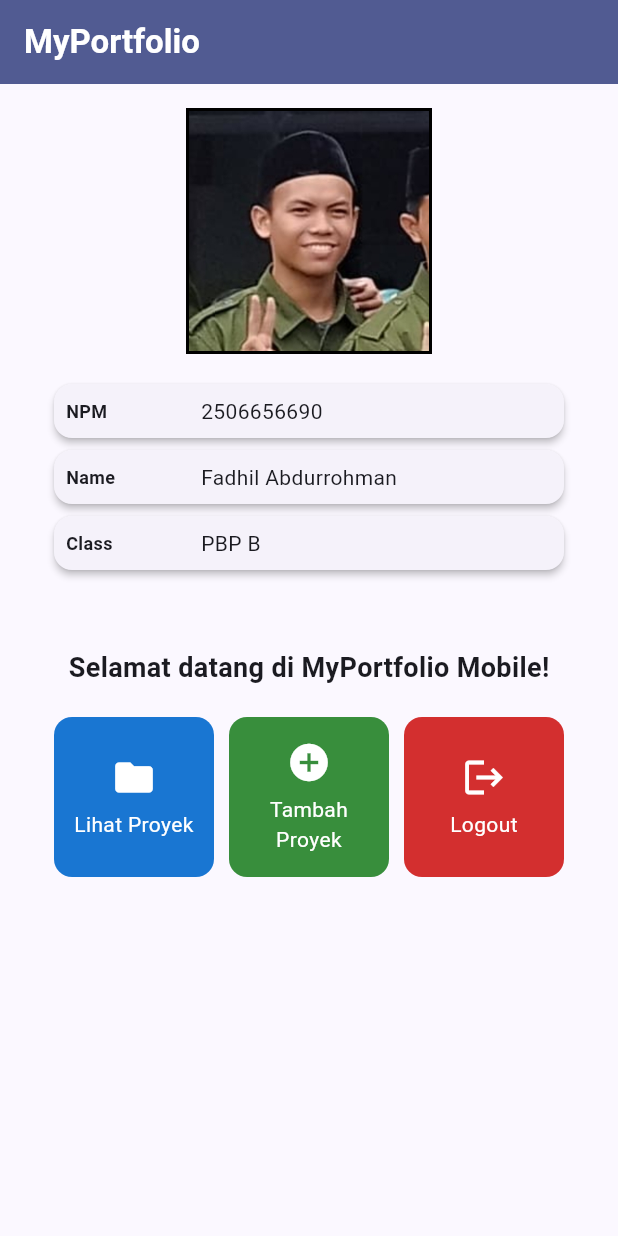
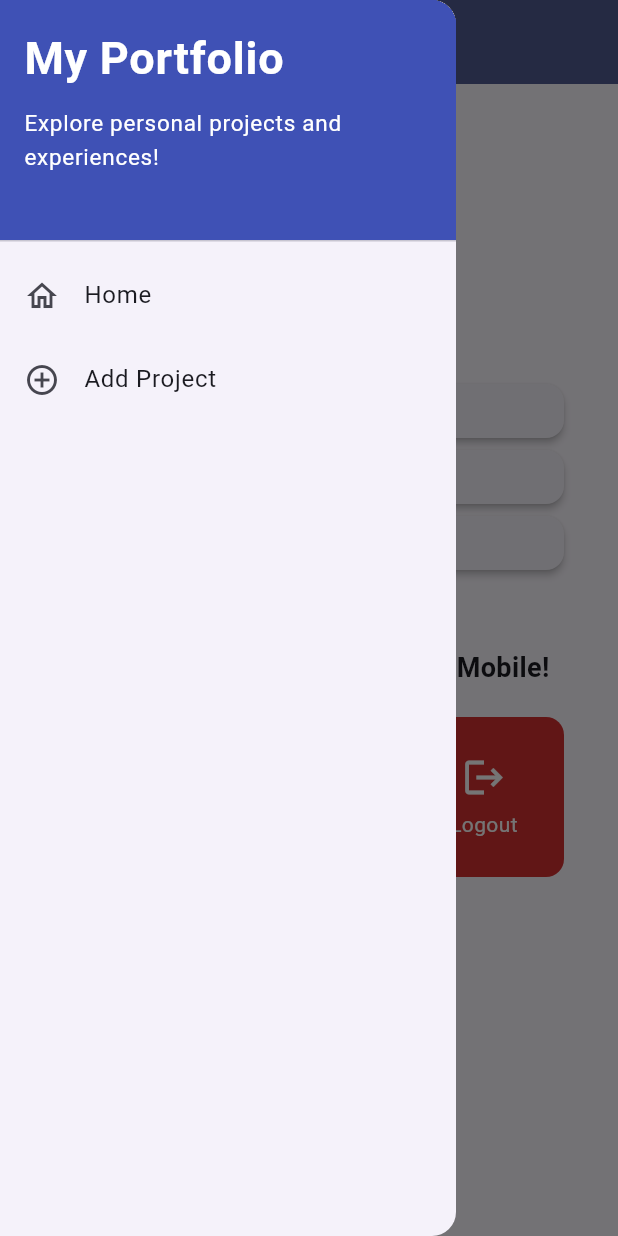
Before and after one commit to fadhilabdurrohman/myportofolio_mobile, a Flutter app: the screen it shows after launch, with the side drawer open (before the commit the screen has no drawer), on a phone screen of 412 x 824 dp. Run offline on Flutter 3.47's test engine with Material 3 defaults, Android fonts, the phone set to English and light mode, and no system bars.

Commit message:
feat(Tutorial 9): Flutter navigation, layouts, forms, and input elements

```diff
--- a/lib/main.dart
+++ b/lib/main.dart
@@ -1,5 +1,5 @@
 import 'package:flutter/material.dart';
-import 'package:myportofolio_mobile/menu.dart';
+import 'package:myportofolio_mobile/screens/menu.dart';
 
 void main() {
   runApp(const MyApp());
--- a/lib/menu.dart
+++ b/lib/screens/menu.dart
@@ -1,4 +1,6 @@
 import 'package:flutter/material.dart';
+import 'package:myportofolio_mobile/widgets/left_drawer.dart';
+import 'package:myportofolio_mobile/widgets/project_card.dart';
 
 class MyHomePage extends StatelessWidget {
   MyHomePage({super.key});
@@ -25,6 +27,7 @@ class MyHomePage extends StatelessWidget {
         ),
         backgroundColor: Theme.of(context).colorScheme.primary,
       ),
+      drawer: const LeftDrawer(),
       // Body halaman utama dengan padding di sekelilingnya.
       body: Padding(
         padding: const EdgeInsets.all(16.0),
@@ -142,48 +145,3 @@ class ItemHomepage {
 
   ItemHomepage(this.name, this.icon, this.color);
 }
-
-class ItemCard extends StatelessWidget {
-  final ItemHomepage item;
-
-  const ItemCard(this.item, {super.key});
-
-  @override
-  Widget build(BuildContext context) {
-    return Material(
-      // Menggunakan warna sekunder dari skema tema aplikasi.
-      color: item.color,
-      borderRadius: BorderRadius.circular(12),
-      child: InkWell(
-        // Aksi ketika kartu ditekan oleh pengguna.
-        onTap: () {
-          // Menampilkan SnackBar dengan pesan interaktif.
-          ScaffoldMessenger.of(context)
-            ..hideCurrentSnackBar()
-            ..showSnackBar(
-              SnackBar(
-                content: Text("Kamu telah menekan tombol ${item.name}!"),
-              ),
-            );
-        },
-        child: Container(
-          padding: const EdgeInsets.all(8),
-          child: Center(
-            child: Column(
-              mainAxisAlignment: MainAxisAlignment.center,
-              children: [
-                Icon(item.icon, color: Colors.white, size: 30.0),
-                const Padding(padding: EdgeInsets.all(3)),
-                Text(
-                  item.name,
-                  textAlign: TextAlign.center,
-                  style: const TextStyle(color: Colors.white),
-                ),
-              ],
-            ),
-          ),
-        ),
-      ),
-    );
-  }
-}
--- /dev/null
+++ b/lib/widgets/left_drawer.dart
@@ -0,0 +1,74 @@
+import 'package:flutter/material.dart';
+import 'package:myportofolio_mobile/screens/menu.dart';
+import 'package:myportofolio_mobile/screens/project_form.dart';
+
+class LeftDrawer extends StatelessWidget {
+  const LeftDrawer({super.key});
+
+  @override
+  Widget build(BuildContext context) {
+    return Drawer(
+      child: ListView(
+        children: [
+          const DrawerHeader(
+            // TODO: Bagian drawer
+            decoration: BoxDecoration(
+              color: Colors.indigo,
+            ),
+            child: Column(
+              crossAxisAlignment: CrossAxisAlignment.start,
+              children: [
+                Text(
+                  'My Portfolio',
+                  style: TextStyle(
+                    fontSize: 30,
+                    fontWeight: FontWeight.bold,
+                    color: Colors.white,
+                  ),
+                ),
+                SizedBox(height: 10),
+                Text(
+                  'Explore personal projects and experiences!',
+                  style: TextStyle(
+                    fontSize: 15,
+                    color: Colors.white,
+                  ),
+                ),
+              ],
+            ),
+          ),
+          // TODO: Bagian routing
+          ListTile(
+            leading: const Icon(Icons.home_outlined),
+            title: const Text('Home'),
+            // Navigasi ke halaman utama portofolio
+            onTap: () {
+              Navigator.pushReplacement(
+                context,
+                MaterialPageRoute(
+                  builder: (context) => MyHomePage(),
+                ),
+              );
+            },
+          ),
+          ListTile(
+            leading: const Icon(Icons.add_circle_outline),
+            title: const Text('Add Project'),
+            // Navigasi ke halaman tambah proyek
+            onTap: () {
+              /*
+              TODO: Buatlah routing ke halaman ProjectFormPage yang akan dibuat nanti.
+              */
+              Navigator.push(
+                context,
+                MaterialPageRoute(
+                  builder: (context) => ProjectFormPage(),
+                ),
+              );
+            },
+          ),
+        ],
+      ),
+    );
+  }
+}
--- /dev/null
+++ b/lib/widgets/project_card.dart
@@ -0,0 +1,59 @@
+import 'package:flutter/material.dart';
+import 'package:myportofolio_mobile/screens/menu.dart';
+import 'package:myportofolio_mobile/screens/project_form.dart';
+
+class ItemCard extends StatelessWidget {
+  final ItemHomepage item;
+
+  const ItemCard(this.item, {super.key});
+
+  @override
+  Widget build(BuildContext context) {
+    return Material(
+      // Menggunakan warna sekunder dari skema tema aplikasi.
+      color: item.color,
+      borderRadius: BorderRadius.circular(12),
+      child: InkWell(
+        // Aksi ketika kartu ditekan oleh pengguna.
+        onTap: () {
+          // Memunculkan SnackBar ketika diklik
+          ScaffoldMessenger.of(context)
+            ..hideCurrentSnackBar()
+            ..showSnackBar(
+              SnackBar(
+                content: Text("Kamu telah menekan tombol ${item.name}!"),
+              ),
+            );
+
+          // Navigate ke halaman yang sesuai
+          if (item.name == "Tambah Proyek") {
+            // TODO: Gunakan Navigator.push() untuk melakukan navigasi ke MaterialPageRoute yang mencakup ProjectFormPage
+            Navigator.push(
+              context,
+              MaterialPageRoute(
+                builder: (context) => ProjectFormPage(),
+              )
+            );
+          }
+        },
+        child: Container(
+          padding: const EdgeInsets.all(8),
+          child: Center(
+            child: Column(
+              mainAxisAlignment: MainAxisAlignment.center,
+              children: [
+                Icon(item.icon, color: Colors.white, size: 30.0),
+                const Padding(padding: EdgeInsets.all(3)),
+                Text(
+                  item.name,
+                  textAlign: TextAlign.center,
+                  style: const TextStyle(color: Colors.white),
+                ),
+              ],
+            ),
+          ),
+        ),
+      ),
+    );
+  }
+}
```
Also changed, not shown: lib/screens/project_form.dart (added, +218 -0 lines).
